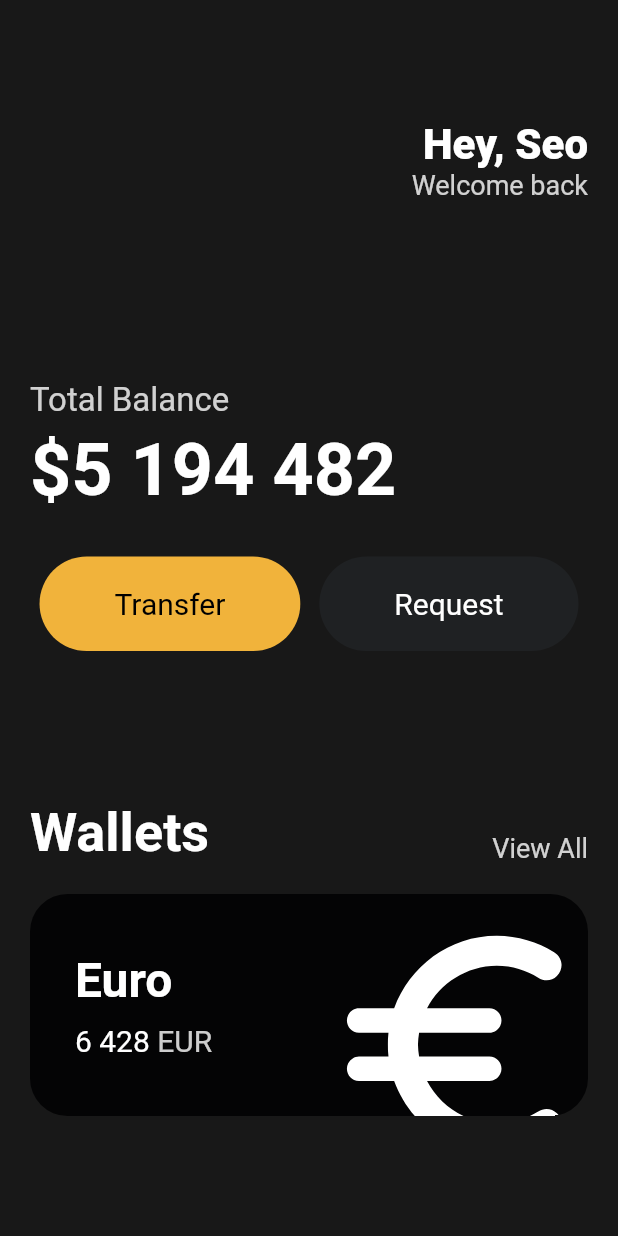
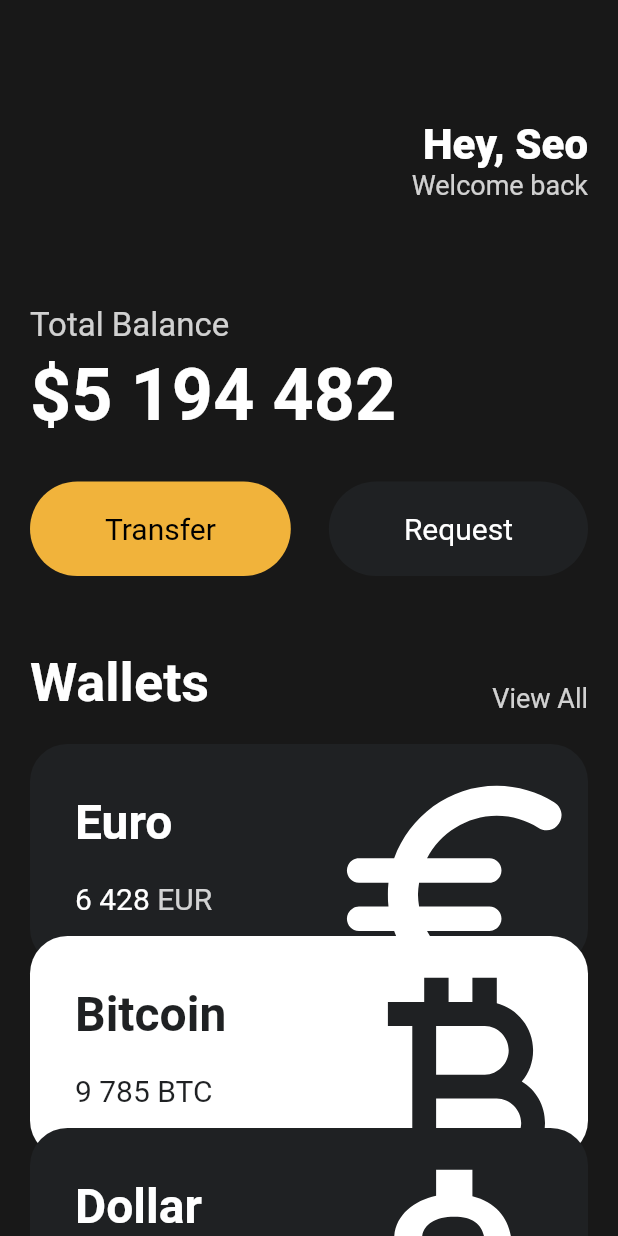
Before and after one commit to seo081225/toonflix, a Flutter app: the screen it shows after launch, on a phone screen of 412 x 824 dp. Run offline on Flutter 3.47's test engine with Material 2 defaults, Android fonts, the phone set to English and light mode, and no system bars.

Commit message:
#3.8 Reusable Cards

```diff
--- a/lib/main.dart
+++ b/lib/main.dart
@@ -1,5 +1,6 @@
 import 'package:flutter/material.dart';
 import 'package:toonflix/widgets/button.dart';
+import 'package:toonflix/widgets/currency_card.dart';
 
 void main() {
   runApp(const App());
@@ -13,7 +14,8 @@ class App extends StatelessWidget {
     return MaterialApp(
       home: Scaffold(
         backgroundColor: const Color(0xFF181818),
-        body: Padding(
+        body: SingleChildScrollView(
+          child: Padding(
             padding: const EdgeInsets.symmetric(
               horizontal: 20,
             ),
@@ -49,7 +51,7 @@ class App extends StatelessWidget {
                   ],
                 ),
                 const SizedBox(
-                height: 120,
+                  height: 70,
                 ),
                 Text(
                   'Total Balance',
@@ -73,7 +75,7 @@ class App extends StatelessWidget {
                   height: 30,
                 ),
                 Row(
-                mainAxisAlignment: MainAxisAlignment.spaceAround,
+                  mainAxisAlignment: MainAxisAlignment.spaceBetween,
                   children: const [
                     Button(
                       text: 'Transfer',
@@ -88,7 +90,7 @@ class App extends StatelessWidget {
                   ],
                 ),
                 const SizedBox(
-                height: 100,
+                  height: 50,
                 ),
                 Row(
                   crossAxisAlignment: CrossAxisAlignment.end,
@@ -114,73 +116,38 @@ class App extends StatelessWidget {
                 const SizedBox(
                   height: 20,
                 ),
-              Container(
-                clipBehavior: Clip.hardEdge,
-                decoration: BoxDecoration(
-                  color: const Color.fromARGB(255, 4, 4, 5),
-                  borderRadius: BorderRadius.circular(25),
+                const CurrencyCard(
+                  name: 'Euro',
+                  code: 'EUR',
+                  amount: '6 428',
+                  icon: Icons.euro_rounded,
+                  isInverted: false,
                 ),
-                child: Padding(
-                  padding: const EdgeInsets.all(30),
-                  child: Row(
-                    mainAxisAlignment: MainAxisAlignment.spaceBetween,
-                    children: [
-                      Column(
-                        crossAxisAlignment: CrossAxisAlignment.start,
-                        children: [
-                          const Text(
-                            'Euro',
-                            style: TextStyle(
-                              color: Colors.white,
-                              fontSize: 32,
-                              fontWeight: FontWeight.w600,
+                Transform.translate(
+                  offset: const Offset(0, -20),
+                  child: const CurrencyCard(
+                    name: 'Bitcoin',
+                    code: 'BTC',
+                    amount: '9 785',
+                    icon: Icons.currency_bitcoin,
+                    isInverted: true,
                   ),
                 ),
-                          const SizedBox(
-                            height: 10,
-                          ),
-                          Row(
-                            children: [
-                              const Text(
-                                '6 428',
-                                style: TextStyle(
-                                  color: Colors.white,
-                                  fontSize: 20,
-                                ),
-                              ),
-                              const SizedBox(
-                                width: 5,
-                              ),
-                              Text(
-                                'EUR',
-                                style: TextStyle(
-                                  color: Colors.white.withOpacity(0.8),
-                                  fontSize: 20,
-                                ),
-                              ),
-                            ],
-                          )
-                        ],
-                      ),
-                      Transform.scale(
-                        scale: 2.2,
-                        child: Transform.translate(
-                          offset: const Offset(-5, 12),
-                          child: const Icon(
-                            Icons.euro_rounded,
-                            color: Colors.white,
-                            size: 88,
-                          ),
-                        ),
-                      )
-                    ],
-                  ),
+                Transform.translate(
+                  offset: const Offset(0, -40),
+                  child: const CurrencyCard(
+                    name: 'Dollar',
+                    code: 'USD',
+                    amount: '428',
+                    icon: Icons.attach_money_outlined,
+                    isInverted: false,
                   ),
                 ),
               ],
             ),
           ),
         ),
+      ),
     );
   }
 }
--- /dev/null
+++ b/lib/widgets/currency_card.dart
@@ -0,0 +1,90 @@
+import 'package:flutter/material.dart';
+
+class CurrencyCard extends StatelessWidget {
+  final String name, code, amount;
+  final IconData icon;
+  final bool isInverted;
+
+  final _blackColor = const Color(0xFF1F2123);
+
+  const CurrencyCard({
+    super.key,
+    required this.name,
+    required this.code,
+    required this.amount,
+    required this.icon,
+    required this.isInverted,
+  });
+
+  @override
+  Widget build(BuildContext context) {
+    return Container(
+      clipBehavior: Clip.hardEdge,
+      decoration: BoxDecoration(
+        color: isInverted ? Colors.white : _blackColor,
+        borderRadius: BorderRadius.circular(25),
+      ),
+      child: Padding(
+        padding: const EdgeInsets.all(30),
+        child: Row(
+          mainAxisAlignment: MainAxisAlignment.spaceBetween,
+          children: [
+            Column(
+              crossAxisAlignment: CrossAxisAlignment.start,
+              children: [
+                Text(
+                  name,
+                  style: TextStyle(
+                    color: isInverted ? _blackColor : Colors.white,
+                    fontSize: 32,
+                    fontWeight: FontWeight.w600,
+                  ),
+                ),
+                const SizedBox(
+                  height: 20,
+                ),
+                Row(
+                  children: [
+                    Text(
+                      amount,
+                      style: TextStyle(
+                        color: isInverted ? _blackColor : Colors.white,
+                        fontSize: 20,
+                      ),
+                    ),
+                    const SizedBox(
+                      width: 5,
+                    ),
+                    Text(
+                      code,
+                      style: TextStyle(
+                        color: isInverted
+                            ? _blackColor
+                            : Colors.white.withOpacity(0.8),
+                        fontSize: 20,
+                      ),
+                    ),
+                  ],
+                )
+              ],
+            ),
+            Transform.scale(
+              scale: 2.2,
+              child: Transform.translate(
+                offset: const Offset(
+                  -5,
+                  12,
+                ),
+                child: Icon(
+                  icon,
+                  color: isInverted ? _blackColor : Colors.white,
+                  size: 88,
+                ),
+              ),
+            )
+          ],
+        ),
+      ),
+    );
+  }
+}
```
Lines whose indentation alone changed are shown as unchanged.
